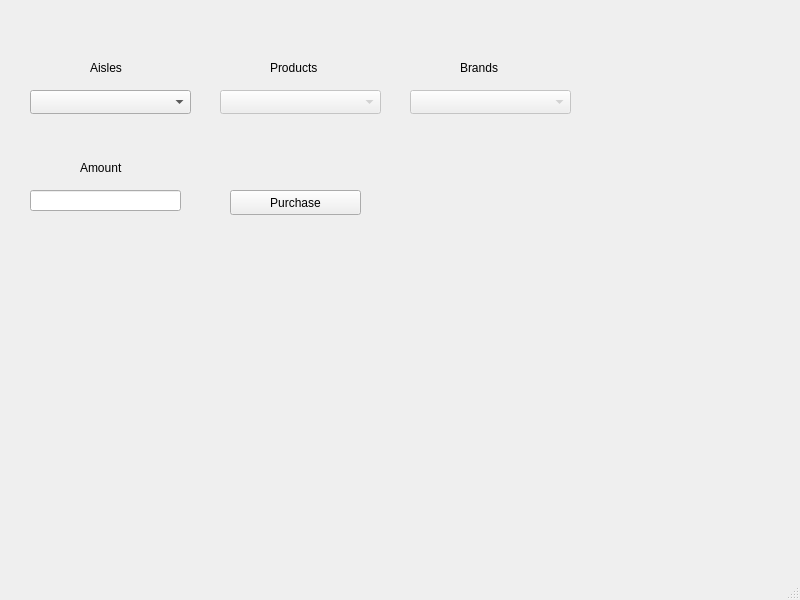
Above: Client/purchase.ui from Corne1401/StrucProject3 before the change. Below: the same form after it.
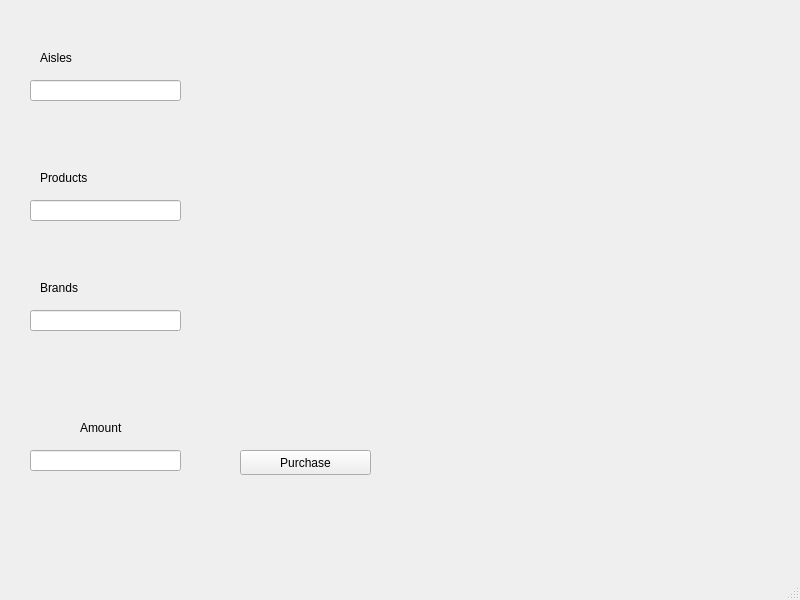
That is the form after the change.

```diff
--- a/Client/purchase.ui
+++ b/Client/purchase.ui
@@ -14,47 +14,11 @@
    <string>MainWindow</string>
   </property>
   <widget class="QWidget" name="centralwidget">
-   <widget class="QComboBox" name="aisles">
-    <property name="geometry">
-     <rect>
-      <x>30</x>
-      <y>90</y>
-      <width>161</width>
-      <height>24</height>
-     </rect>
-    </property>
-   </widget>
-   <widget class="QComboBox" name="products">
-    <property name="enabled">
-     <bool>false</bool>
-    </property>
-    <property name="geometry">
-     <rect>
-      <x>220</x>
-      <y>90</y>
-      <width>161</width>
-      <height>24</height>
-     </rect>
-    </property>
-   </widget>
-   <widget class="QComboBox" name="brands">
-    <property name="enabled">
-     <bool>false</bool>
-    </property>
-    <property name="geometry">
-     <rect>
-      <x>410</x>
-      <y>90</y>
-      <width>161</width>
-      <height>24</height>
-     </rect>
-    </property>
-   </widget>
    <widget class="QLineEdit" name="amount">
     <property name="geometry">
      <rect>
       <x>30</x>
-      <y>190</y>
+      <y>450</y>
       <width>151</width>
       <height>21</height>
      </rect>
@@ -63,8 +27,8 @@
    <widget class="QPushButton" name="purchase_2">
     <property name="geometry">
      <rect>
-      <x>230</x>
-      <y>190</y>
+      <x>240</x>
+      <y>450</y>
       <width>131</width>
       <height>25</height>
      </rect>
@@ -76,8 +40,8 @@
    <widget class="QLabel" name="label">
     <property name="geometry">
      <rect>
-      <x>90</x>
-      <y>60</y>
+      <x>40</x>
+      <y>50</y>
       <width>55</width>
       <height>16</height>
      </rect>
@@ -89,8 +53,8 @@
    <widget class="QLabel" name="label_2">
     <property name="geometry">
      <rect>
-      <x>270</x>
-      <y>60</y>
+      <x>40</x>
+      <y>170</y>
       <width>55</width>
       <height>16</height>
      </rect>
@@ -102,8 +66,8 @@
    <widget class="QLabel" name="label_3">
     <property name="geometry">
      <rect>
-      <x>460</x>
-      <y>60</y>
+      <x>40</x>
+      <y>280</y>
       <width>55</width>
       <height>16</height>
      </rect>
@@ -116,7 +80,7 @@
     <property name="geometry">
      <rect>
       <x>80</x>
-      <y>160</y>
+      <y>420</y>
       <width>55</width>
       <height>16</height>
      </rect>
@@ -125,6 +89,36 @@
      <string>Amount</string>
     </property>
    </widget>
+   <widget class="QLineEdit" name="products">
+    <property name="geometry">
+     <rect>
+      <x>30</x>
+      <y>200</y>
+      <width>151</width>
+      <height>21</height>
+     </rect>
+    </property>
+   </widget>
+   <widget class="QLineEdit" name="aisles">
+    <property name="geometry">
+     <rect>
+      <x>30</x>
+      <y>80</y>
+      <width>151</width>
+      <height>21</height>
+     </rect>
+    </property>
+   </widget>
+   <widget class="QLineEdit" name="brands">
+    <property name="geometry">
+     <rect>
+      <x>30</x>
+      <y>310</y>
+      <width>151</width>
+      <height>21</height>
+     </rect>
+    </property>
+   </widget>
   </widget>
   <widget class="QStatusBar" name="statusbar"/>
  </widget>
```
